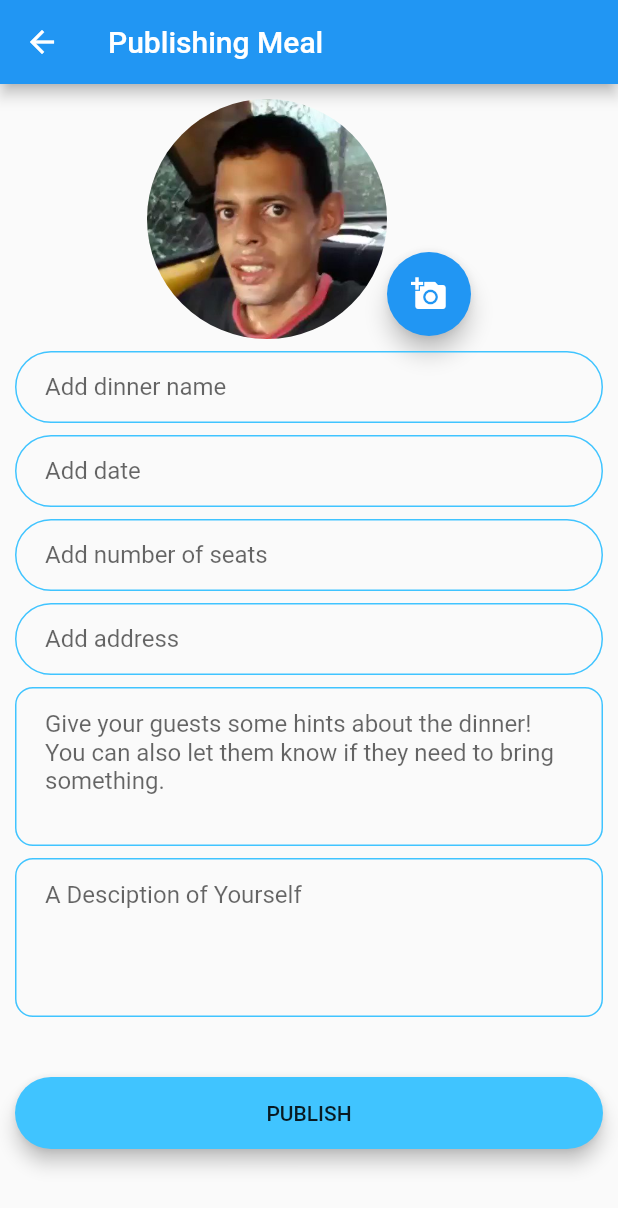
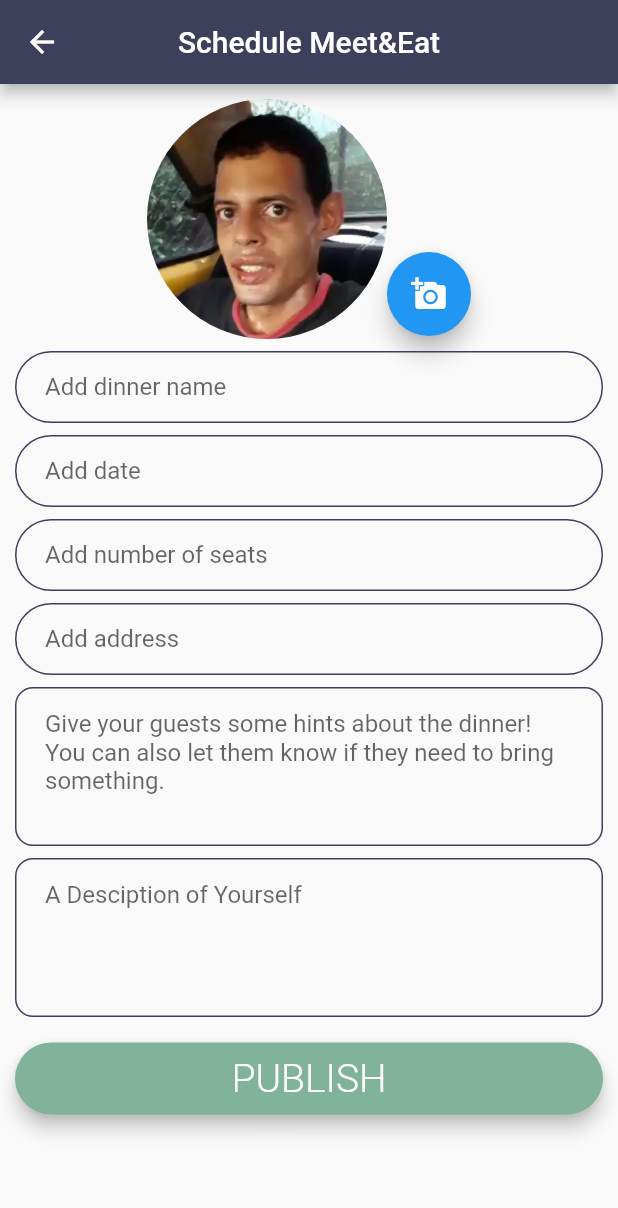
Before and after one commit to leiapollos/meet_and_eat, a Flutter app: the AddMeal screen opened directly, on a phone screen of 412 x 824 dp. Shown: the top 1208 px of the screen. Run offline on Flutter 3.47's test engine with Material 2 defaults, Android fonts, the phone set to English and light mode, and no system bars; our stand-ins replace cloud_firestore, firebase_auth, firebase_core, firebase_storage, image_picker; accounts and stored records are empty.

Commit message:
Small change in schedule meet&eat.

```diff
--- a/lib/AddMeal.dart
+++ b/lib/AddMeal.dart
@@ -99,7 +99,10 @@ class _AddMeal extends State<AddMeal> {
 
     return Scaffold(
       appBar: AppBar(
-        title: Text('Publishing Meal'),
+        backgroundColor: Color(0xff3d405b),
+        title: Text('Schedule Meet&Eat'),
+        centerTitle: true,
+
       ),
       body: Center(
         child: Padding(
@@ -122,12 +125,12 @@ class _AddMeal extends State<AddMeal> {
                   ),
                   enabledBorder: OutlineInputBorder(
                     borderSide:
-                    BorderSide(color: Colors.lightBlueAccent, width: 1.0),
+                    BorderSide(color: Color(0xff3d405b), width: 1.0),
                     borderRadius: BorderRadius.all(Radius.circular(32.0)),
                   ),
                   focusedBorder: OutlineInputBorder(
                     borderSide:
-                    BorderSide(color: Colors.lightBlueAccent, width: 2.0),
+                    BorderSide(color: Color(0xff3d405b), width: 2.0),
                     borderRadius: BorderRadius.all(Radius.circular(32.0)),
                   ),
                 ),
@@ -147,12 +150,12 @@ class _AddMeal extends State<AddMeal> {
                   ),
                   enabledBorder: OutlineInputBorder(
                     borderSide:
-                    BorderSide(color: Colors.lightBlueAccent, width: 1.0),
+                    BorderSide(color: Color(0xff3d405b), width: 1.0),
                     borderRadius: BorderRadius.all(Radius.circular(32.0)),
                   ),
                   focusedBorder: OutlineInputBorder(
                     borderSide:
-                    BorderSide(color: Colors.lightBlueAccent, width: 2.0),
+                    BorderSide(color: Color(0xff3d405b), width: 2.0),
                     borderRadius: BorderRadius.all(Radius.circular(32.0)),
                   ),
                 ),
@@ -171,12 +174,12 @@ class _AddMeal extends State<AddMeal> {
                   ),
                   enabledBorder: OutlineInputBorder(
                     borderSide:
-                    BorderSide(color: Colors.lightBlueAccent, width: 1.0),
+                    BorderSide(color: Color(0xff3d405b), width: 1.0),
                     borderRadius: BorderRadius.all(Radius.circular(32.0)),
                   ),
                   focusedBorder: OutlineInputBorder(
                     borderSide:
-                    BorderSide(color: Colors.lightBlueAccent, width: 2.0),
+                    BorderSide(color: Color(0xff3d405b), width: 2.0),
                     borderRadius: BorderRadius.all(Radius.circular(32.0)),
                   ),
                 ),
@@ -196,12 +199,12 @@ class _AddMeal extends State<AddMeal> {
                   ),
                   enabledBorder: OutlineInputBorder(
                     borderSide:
-                    BorderSide(color: Colors.lightBlueAccent, width: 1.0),
+                    BorderSide(color: Color(0xff3d405b), width: 1.0),
                     borderRadius: BorderRadius.all(Radius.circular(32.0)),
                   ),
                   focusedBorder: OutlineInputBorder(
                     borderSide:
-                    BorderSide(color: Colors.lightBlueAccent, width: 2.0),
+                    BorderSide(color: Color(0xff3d405b), width: 2.0),
                     borderRadius: BorderRadius.all(Radius.circular(32.0)),
                   ),
                 ),
@@ -223,12 +226,12 @@ class _AddMeal extends State<AddMeal> {
                   ),
                   enabledBorder: OutlineInputBorder(
                     borderSide:
-                    BorderSide(color: Colors.lightBlueAccent, width: 1.0),
+                    BorderSide(color: Color(0xff3d405b), width: 1.0),
                     borderRadius: BorderRadius.all(Radius.circular(12.0)),
                   ),
                   focusedBorder: OutlineInputBorder(
                     borderSide:
-                    BorderSide(color: Colors.lightBlueAccent, width: 2.0),
+                    BorderSide(color: Color(0xff3d405b), width: 2.0),
                     borderRadius: BorderRadius.all(Radius.circular(12.0)),
                   ),
                 ),
@@ -250,24 +253,24 @@ class _AddMeal extends State<AddMeal> {
                   ),
                   enabledBorder: OutlineInputBorder(
                     borderSide:
-                    BorderSide(color: Colors.lightBlueAccent, width: 1.0),
+                    BorderSide(color: Color(0xff3d405b), width: 1.0),
                     borderRadius: BorderRadius.all(Radius.circular(12.0)),
                   ),
                   focusedBorder: OutlineInputBorder(
                     borderSide:
-                    BorderSide(color: Colors.lightBlueAccent, width: 2.0),
+                    BorderSide(color: Color(0xff3d405b), width: 2.0),
                     borderRadius: BorderRadius.all(Radius.circular(12.0)),
                   ),
                 ),
 
               ),
               SizedBox(
-                height: 24.0,
+                height: 15.0,
               ),
               Padding(
-                padding: EdgeInsets.symmetric(vertical: 16.0),
+                padding: EdgeInsets.symmetric(vertical: 2.0),
                 child: Material(
-                  color: Colors.lightBlueAccent,
+                  color: Color(0xff81b29a),
                   borderRadius: BorderRadius.all(Radius.circular(30.0)),
                   elevation: 5.0,
                   child: MaterialButton(
@@ -278,6 +281,7 @@ class _AddMeal extends State<AddMeal> {
                     height: 42.0,
                     child: Text(
                       'PUBLISH',
+                      style: TextStyle(color: Colors.white, fontSize: 26.0, fontWeight:FontWeight.w300),
                     ),
                   ),
                 ),
```
